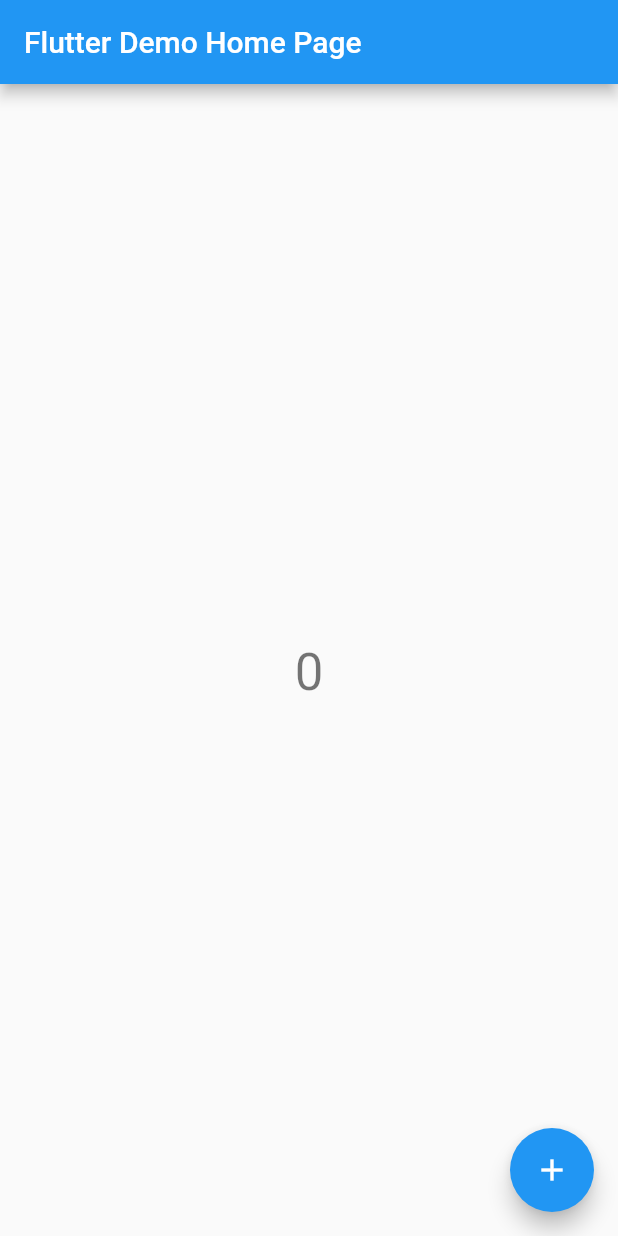
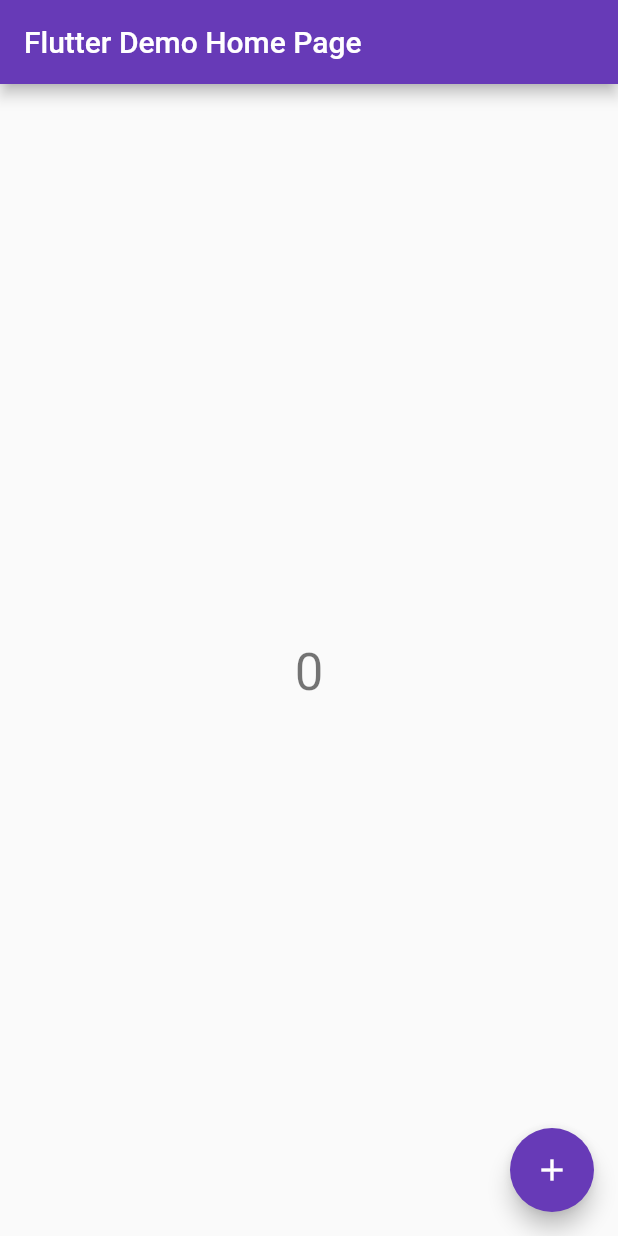
Before and after one commit to motasimfuad/Boycott-Islamophobes, a Flutter app: the screen it shows after launch, on a phone screen of 412 x 824 dp. Run offline on Flutter 3.47's test engine with Material 2 defaults, Android fonts, the phone set to English and light mode, and no system bars; our stand-ins replace cloud_firestore, firebase_core, flutter_dotenv, flutter_screenutil; accounts and stored records are empty.

```diff
--- a/lib/main.dart
+++ b/lib/main.dart
@@ -4,6 +4,7 @@ import 'package:cloud_firestore/cloud_firestore.dart';
 import 'package:firebase_core/firebase_core.dart';
 import 'package:flutter/material.dart';
 import 'package:flutter_dotenv/flutter_dotenv.dart';
+import 'package:flutter_screenutil/flutter_screenutil.dart';
 
 void main() async {
   WidgetsFlutterBinding.ensureInitialized();
@@ -19,12 +20,20 @@ class MyApp extends StatelessWidget {
 
   @override
   Widget build(BuildContext context) {
-    return MaterialApp(
-      title: 'Flutter Demo',
-      theme: ThemeData(
-        primarySwatch: Colors.blue,
-      ),
-      home: const MyHomePage(title: 'Flutter Demo Home Page'),
+    return ScreenUtilInit(
+      designSize: const Size(393, 851),
+      minTextAdapt: true,
+      splitScreenMode: true,
+      builder: (context, child) {
+        return MaterialApp(
+          debugShowCheckedModeBanner: false,
+          title: 'Boycott Islamophobes',
+          theme: ThemeData(
+            primarySwatch: Colors.deepPurple,
+          ),
+          home: const MyHomePage(title: 'Flutter Demo Home Page'),
+        );
+      },
     );
   }
 }
--- a/pubspec.yaml
+++ b/pubspec.yaml
@@ -33,6 +33,8 @@ dependencies:
   flutter:
     sdk: flutter
   flutter_dotenv: ^5.0.2
+  flutter_screenutil: ^5.5.3+2
+  go_router: ^4.0.0
 
 dev_dependencies:
   flutter_lints: ^2.0.0
```
Also changed, not shown: pubspec.lock.
